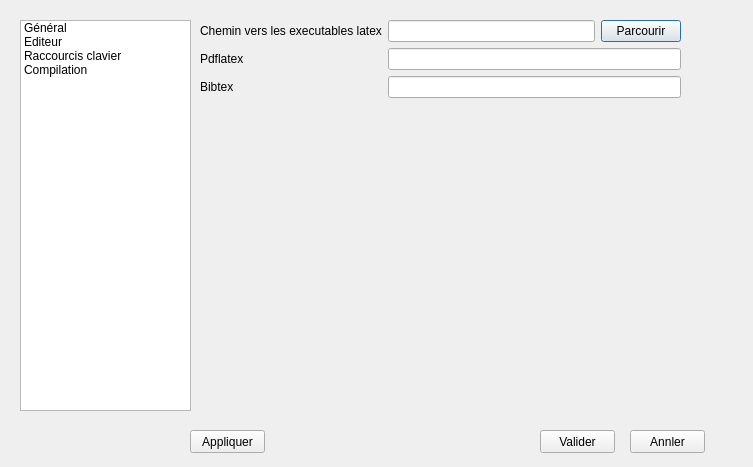
Qt form source/dialogconfig.ui (Bramas/texiteasy) before a commit.
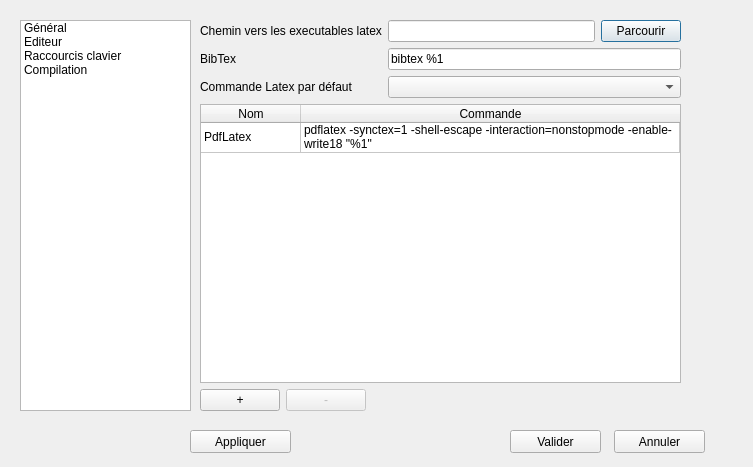
The same form after that commit. The open tabs and pages were chosen to show the change.

Commit message: Builder Improvement create new builder xelatex, pdflatex, or latex + dvipdfm support multiple command like latex + dvipdfm

The edit to the form file:
```diff
--- a/source/dialogconfig.ui
+++ b/source/dialogconfig.ui
@@ -217,10 +217,9 @@
        <height>391</height>
       </rect>
      </property>
-     <layout class="QFormLayout" name="formLayout_2">
-      <property name="fieldGrowthPolicy">
-       <enum>QFormLayout::AllNonFixedFieldsGrow</enum>
-      </property>
+     <layout class="QVBoxLayout" name="formLayout_2">
+      <item>
+       <layout class="QFormLayout" name="formLayout_4">
       <item row="0" column="0">
        <widget class="QLabel" name="label_4">
         <property name="text">
@@ -245,22 +244,97 @@
       <item row="1" column="0">
        <widget class="QLabel" name="label_5">
         <property name="text">
-         <string>Pdflatex</string>
+           <string>BibTex</string>
+          </property>
+         </widget>
+        </item>
+        <item row="1" column="1">
+         <widget class="QLineEdit" name="lineEdit_bibtex">
+          <property name="text">
+           <string>bibtex %1</string>
         </property>
        </widget>
       </item>
       <item row="2" column="0">
        <widget class="QLabel" name="label_6">
         <property name="text">
-         <string>Bibtex</string>
+           <string>Commande Latex par défaut</string>
         </property>
        </widget>
       </item>
-      <item row="1" column="1">
-       <widget class="QLineEdit" name="lineEdit_pdflatex"/>
-      </item>
       <item row="2" column="1">
-       <widget class="QLineEdit" name="lineEdit_bibtex"/>
+         <widget class="QComboBox" name="comboBoxDefaultLatex"/>
+        </item>
+       </layout>
+      </item>
+      <item>
+       <widget class="QTableWidget" name="tableWidgetLatexCommands">
+        <attribute name="horizontalHeaderStretchLastSection">
+         <bool>true</bool>
+        </attribute>
+        <attribute name="verticalHeaderVisible">
+         <bool>false</bool>
+        </attribute>
+        <row>
+         <property name="text">
+          <string notr="true">ligne 1</string>
+         </property>
+        </row>
+        <column>
+         <property name="text">
+          <string notr="true">Nom</string>
+         </property>
+        </column>
+        <column>
+         <property name="text">
+          <string notr="true">Commande</string>
+         </property>
+        </column>
+        <item row="0" column="0">
+         <property name="text">
+          <string notr="true">PdfLatex</string>
+         </property>
+        </item>
+        <item row="0" column="1">
+         <property name="text">
+          <string notr="true">pdflatex -synctex=1 -shell-escape -interaction=nonstopmode -enable-write18 &quot;%1&quot;</string>
+         </property>
+        </item>
+       </widget>
+      </item>
+      <item>
+       <layout class="QHBoxLayout" name="horizontalLayout_2">
+        <item>
+         <widget class="QPushButton" name="pushButton_addLatex">
+          <property name="text">
+           <string> + </string>
+          </property>
+         </widget>
+        </item>
+        <item>
+         <widget class="QPushButton" name="pushButton_removeLatex">
+          <property name="enabled">
+           <bool>false</bool>
+          </property>
+          <property name="text">
+           <string> - </string>
+          </property>
+         </widget>
+        </item>
+        <item>
+         <spacer name="horizontalSpacer">
+          <property name="orientation">
+           <enum>Qt::Horizontal</enum>
+          </property>
+          <property name="sizeHint" stdset="0">
+           <size>
+            <width>40</width>
+            <height>20</height>
+           </size>
+          </property>
+         </spacer>
+        </item>
+       </layout>
       </item>
      </layout>
     </widget>
@@ -269,9 +343,9 @@
   <widget class="QPushButton" name="pushButton_saveAndQuit">
    <property name="geometry">
     <rect>
-     <x>540</x>
+     <x>510</x>
      <y>430</y>
-     <width>75</width>
+     <width>91</width>
      <height>23</height>
     </rect>
    </property>
@@ -282,14 +356,14 @@
   <widget class="QPushButton" name="pushButton_quit">
    <property name="geometry">
     <rect>
-     <x>630</x>
+     <x>614</x>
      <y>430</y>
-     <width>75</width>
+     <width>91</width>
      <height>23</height>
     </rect>
    </property>
    <property name="text">
-    <string>Annler</string>
+    <string>Annuler</string>
    </property>
   </widget>
   <widget class="QPushButton" name="pushButton_save">
@@ -297,7 +371,7 @@
     <rect>
      <x>190</x>
      <y>430</y>
-     <width>75</width>
+     <width>101</width>
      <height>23</height>
     </rect>
    </property>
```
Left out of the diff: 2 changed lines with no effect on the pictures. Lines whose indentation alone changed are shown as unchanged. The commit also changes 23 other files.
